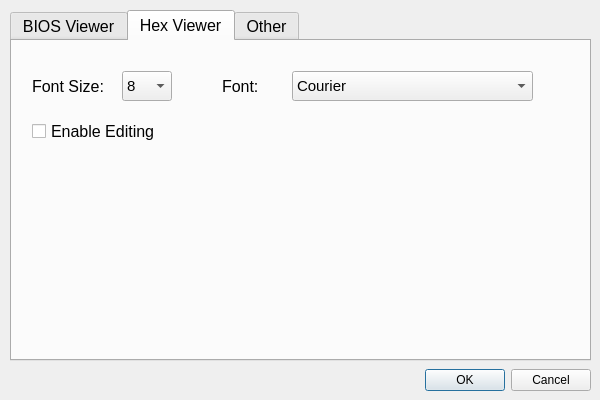
This is SettingsDialog.ui in stephan-zhuchen/BIOS-Viewer as Qt 5 draws it before an edit. The edited form follows.
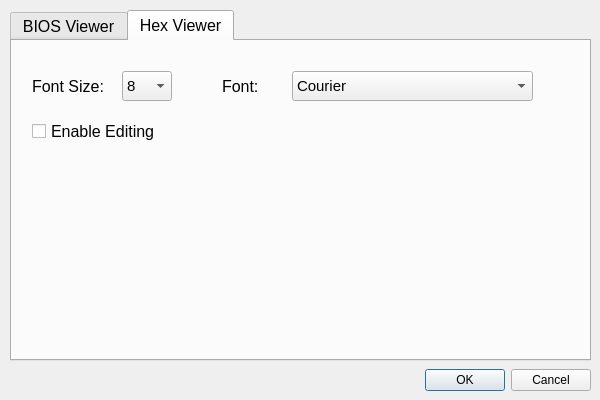
This is the edited form. Icons and pictures are not drawn.

```diff
--- a/SettingsDialog.ui
+++ b/SettingsDialog.ui
@@ -687,11 +687,6 @@
      </property>
     </widget>
    </widget>
-   <widget class="QWidget" name="otherTab">
-    <attribute name="title">
-     <string>Other</string>
-    </attribute>
-   </widget>
   </widget>
   <zorder>tabWidget</zorder>
   <zorder>buttonBox</zorder>
```
